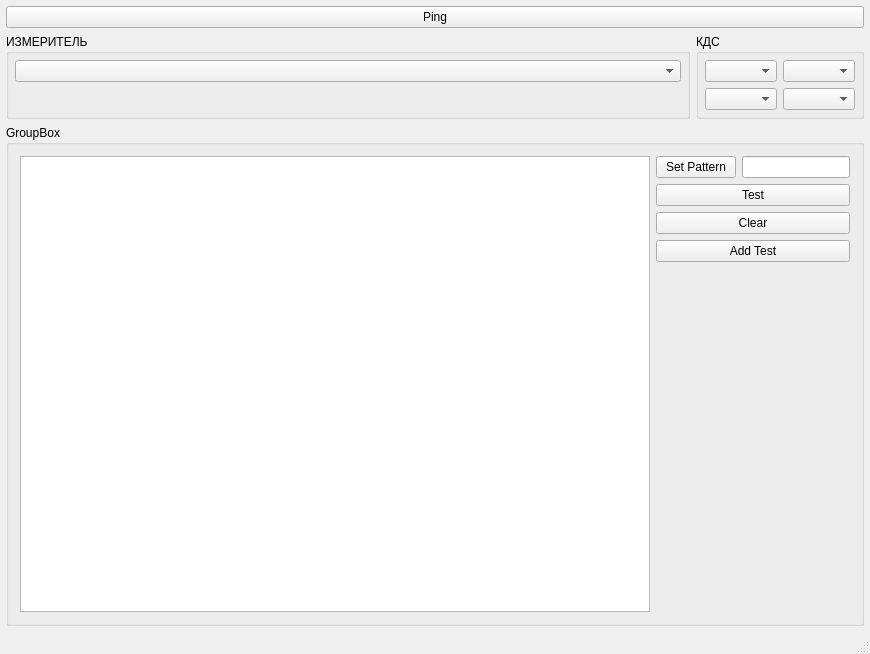
First picture: the form in mainwindow.ui, repository XRay3D/AmkTester, before the edit.
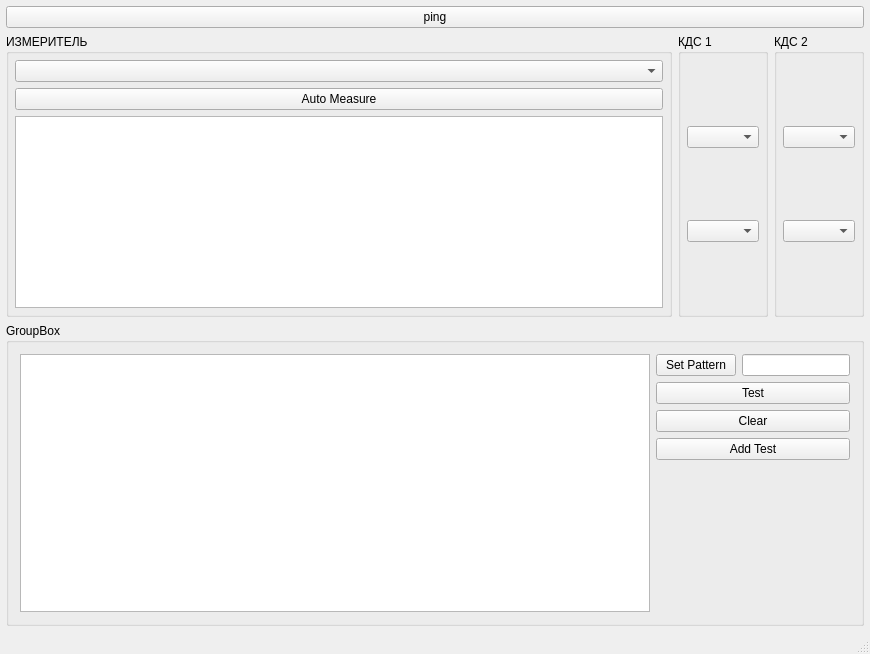
Second picture: the form after the edit. Custom widgets are drawn as their Qt base class.

The edit to the form file:
```diff
--- a/mainwindow.ui
+++ b/mainwindow.ui
@@ -14,7 +14,7 @@
    <string>MainWindow</string>
   </property>
   <widget class="QWidget" name="centralWidget">
-   <layout class="QGridLayout" name="gridLayout_3" rowstretch="0,0,1">
+   <layout class="QVBoxLayout" name="verticalLayout_3" stretch="0,0,1">
     <property name="leftMargin">
      <number>6</number>
     </property>
@@ -27,12 +27,21 @@
     <property name="bottomMargin">
      <number>6</number>
     </property>
-    <item row="1" column="1">
-     <widget class="QGroupBox" name="groupBox_2">
+    <item>
+     <widget class="QPushButton" name="pbPing">
+      <property name="text">
+       <string>ping</string>
+      </property>
+     </widget>
+    </item>
+    <item>
+     <layout class="QHBoxLayout" name="horizontalLayout" stretch="1,0,0">
+      <item>
+       <widget class="QGroupBox" name="gbxTest">
       <property name="title">
        <string>ИЗМЕРИТЕЛЬ</string>
       </property>
-      <layout class="QVBoxLayout" name="verticalLayout" stretch="10,1">
+        <layout class="QVBoxLayout" name="verticalLayout" stretch="10,0,0">
        <property name="leftMargin">
         <number>6</number>
        </property>
@@ -49,13 +58,23 @@
         <widget class="QComboBox" name="cbxTester"/>
        </item>
        <item>
-        <widget class="TesterData" name="widget_2" native="true"/>
+          <widget class="QPushButton" name="pbAutoMeasure">
+           <property name="text">
+            <string>Auto Measure</string>
+           </property>
+           <property name="checkable">
+            <bool>true</bool>
+           </property>
+          </widget>
+         </item>
+         <item>
+          <widget class="QTableView" name="tvPins"/>
        </item>
       </layout>
      </widget>
     </item>
-    <item row="1" column="2">
-     <widget class="QGroupBox" name="groupBox">
+      <item>
+       <widget class="QGroupBox" name="gbxKds1">
       <property name="sizePolicy">
        <sizepolicy hsizetype="Maximum" vsizetype="Preferred">
         <horstretch>0</horstretch>
@@ -63,7 +82,7 @@
        </sizepolicy>
       </property>
       <property name="title">
-       <string>КДС</string>
+         <string>КДС 1</string>
       </property>
       <layout class="QGridLayout" name="gridLayout">
        <property name="leftMargin">
@@ -78,12 +97,6 @@
        <property name="bottomMargin">
         <number>6</number>
        </property>
-       <item row="1" column="0">
-        <widget class="QComboBox" name="comboBox"/>
-       </item>
-       <item row="0" column="1">
-        <widget class="QComboBox" name="cbxHart"/>
-       </item>
        <item row="2" column="0">
         <layout class="QFormLayout" name="flKds0"/>
        </item>
@@ -91,15 +104,44 @@
         <layout class="QFormLayout" name="flKds1"/>
        </item>
        <item row="0" column="0">
-        <widget class="QComboBox" name="cbxAmk"/>
-       </item>
-       <item row="1" column="1">
+          <widget class="QComboBox" name="cbxPortAmk"/>
+         </item>
+         <item row="1" column="0">
+          <widget class="QComboBox" name="comboBox"/>
+         </item>
+        </layout>
+       </widget>
+      </item>
+      <item>
+       <widget class="QGroupBox" name="gbxKds2">
+        <property name="title">
+         <string>КДС 2</string>
+        </property>
+        <layout class="QVBoxLayout" name="verticalLayout_2">
+         <property name="leftMargin">
+          <number>6</number>
+         </property>
+         <property name="topMargin">
+          <number>6</number>
+         </property>
+         <property name="rightMargin">
+          <number>6</number>
+         </property>
+         <property name="bottomMargin">
+          <number>6</number>
+         </property>
+         <item>
+          <widget class="QComboBox" name="cbxPortHart"/>
+         </item>
+         <item>
         <widget class="QComboBox" name="comboBox_2"/>
        </item>
       </layout>
      </widget>
     </item>
-    <item row="2" column="1" colspan="2">
+     </layout>
+    </item>
+    <item>
      <widget class="QGroupBox" name="groupBox_3">
       <property name="title">
        <string>GroupBox</string>
@@ -145,13 +187,6 @@
       </layout>
      </widget>
     </item>
-    <item row="0" column="1" colspan="2">
-     <widget class="QPushButton" name="pbPing">
-      <property name="text">
-       <string>Ping</string>
-      </property>
-     </widget>
-    </item>
    </layout>
   </widget>
   <widget class="QMenuBar" name="menuBar">
@@ -168,12 +203,6 @@
  </widget>
  <layoutdefault spacing="6" margin="11"/>
  <customwidgets>
-  <customwidget>
-   <class>TesterData</class>
-   <extends>QWidget</extends>
-   <header>testerdata.h</header>
-   <container>1</container>
-  </customwidget>
   <customwidget>
    <class>TableView</class>
    <extends>QTableView</extends>
```
Left out of the diff: 41 changed lines with no effect on the pictures. Lines whose indentation alone changed are shown as unchanged.
